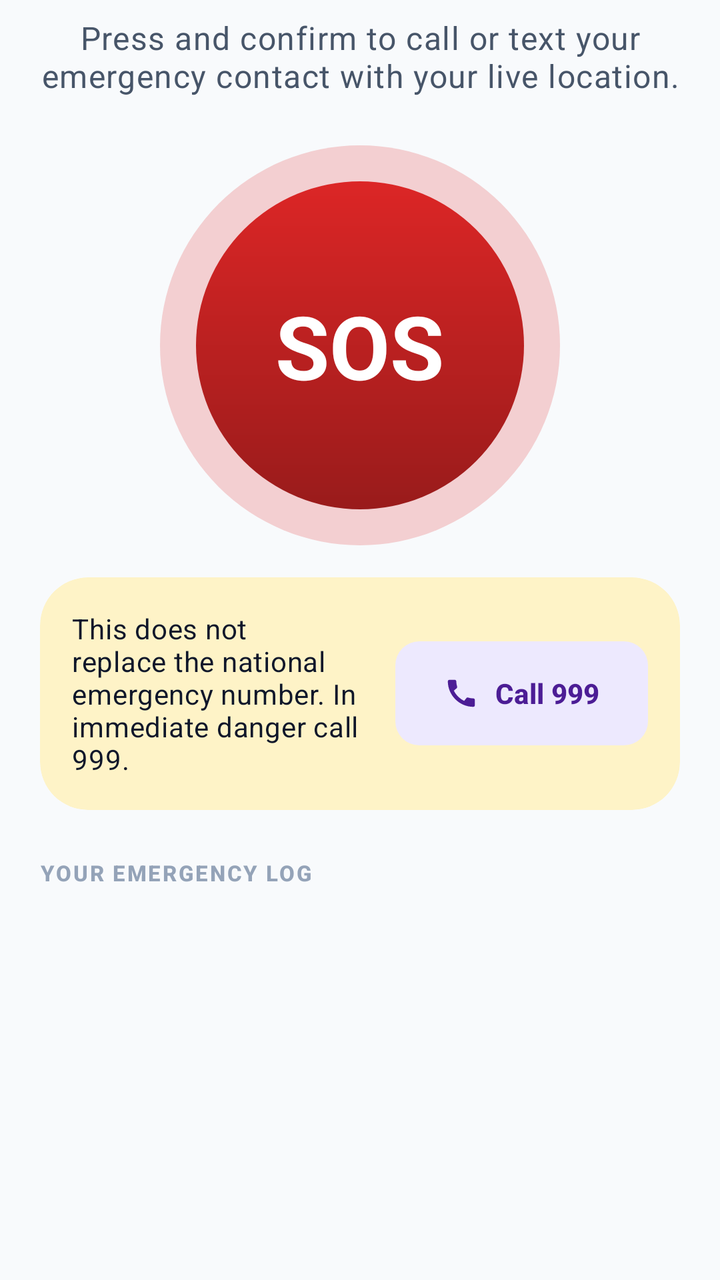
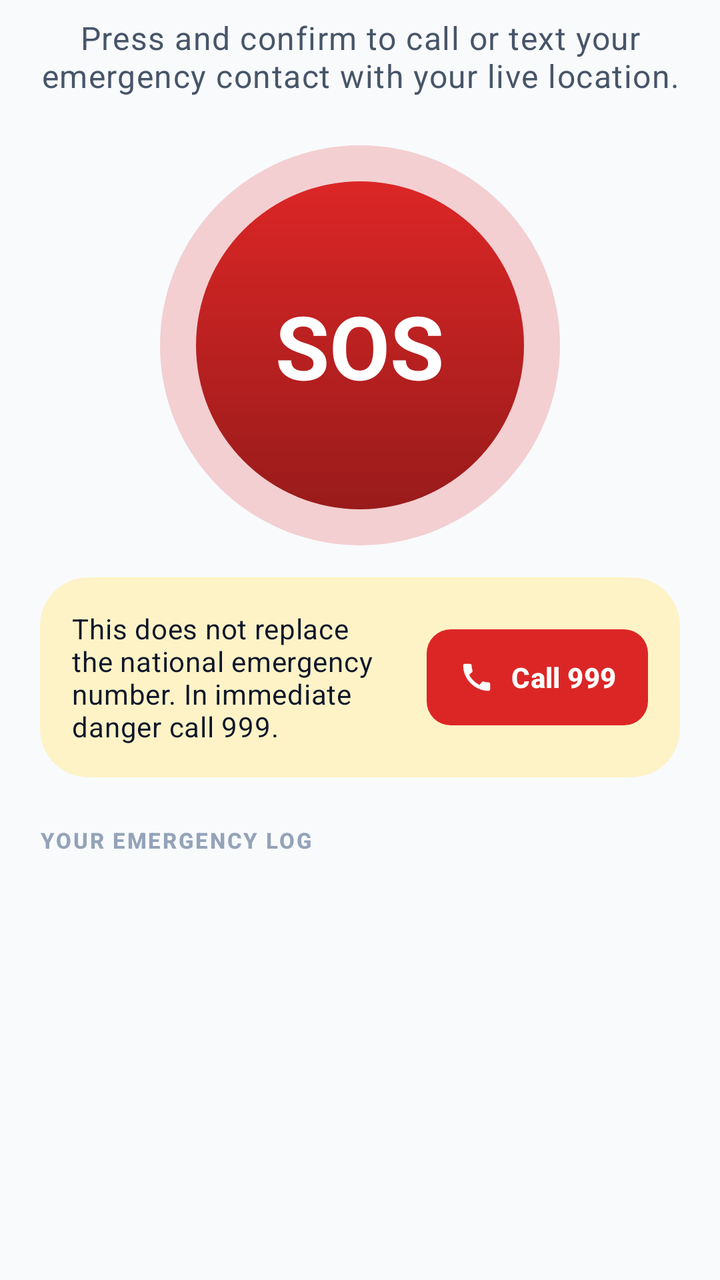

The first picture is an Android layout as it rendered before a commit; the second is the same layout after the commit. The layout source and the unified diff follow.
<!-- AndroidManifest.xml: application theme Theme.RideAlong -->
<!-- res/layout/fragment_emergency.xml -->
<?xml version="1.0" encoding="utf-8"?>
<androidx.core.widget.NestedScrollView xmlns:android="http://schemas.android.com/apk/res/android"
    xmlns:app="http://schemas.android.com/apk/res-auto"
    android:layout_width="match_parent"
    android:layout_height="match_parent">

    <LinearLayout
        android:layout_width="match_parent"
        android:layout_height="wrap_content"
        android:gravity="center_horizontal"
        android:orientation="vertical"
        android:paddingHorizontal="@dimen/screen_padding"
        android:paddingBottom="@dimen/space_xxl">

        <TextView
            android:layout_width="wrap_content"
            android:layout_height="wrap_content"
            android:layout_marginTop="@dimen/space_s"
            android:gravity="center"
            android:text="@string/sos_subtitle"
            android:textAppearance="@style/TextAppearance.RideAlong.BodyLarge"
            android:textColor="@color/ra_text_secondary" />

        <FrameLayout
            android:id="@+id/sos_button"
            android:layout_width="@dimen/sos_button"
            android:layout_height="@dimen/sos_button"
            android:layout_marginTop="@dimen/space_xl"
            android:background="@drawable/bg_sos_button"
            android:clickable="true"
            android:contentDescription="@string/sos_button"
            android:focusable="true"
            android:foreground="?attr/selectableItemBackgroundBorderless">

            <TextView
                android:layout_width="wrap_content"
                android:layout_height="wrap_content"
                android:layout_gravity="center"
                android:text="@string/sos_button"
                android:textColor="@color/ra_white"
                android:textSize="44sp"
                android:textStyle="bold" />
        </FrameLayout>

        <com.google.android.material.progressindicator.LinearProgressIndicator
            android:id="@+id/progress"
            android:layout_width="match_parent"
            android:layout_height="wrap_content"
            android:layout_marginTop="@dimen/space_l"
            android:indeterminate="true"
            android:visibility="gone"
            app:indicatorColor="@color/ra_error" />

        <TextView
            android:id="@+id/status"
            android:layout_width="match_parent"
            android:layout_height="wrap_content"
            android:layout_marginTop="@dimen/space_s"
            android:gravity="center"
            android:textAppearance="@style/TextAppearance.RideAlong.Body"
            android:visibility="gone" />

        
        <com.google.android.material.card.MaterialCardView
            android:id="@+id/steps_card"
            android:layout_width="match_parent"
            android:layout_height="wrap_content"
            android:layout_marginTop="@dimen/space_l"
            android:visibility="gone">

            <LinearLayout
                android:layout_width="match_parent"
                android:layout_height="wrap_content"
                android:orientation="vertical"
                android:padding="@dimen/space_l">

                <TextView
                    android:id="@+id/location_text"
                    android:layout_width="match_parent"
                    android:layout_height="wrap_content"
                    android:drawablePadding="@dimen/space_s"
                    android:gravity="center_vertical"
                    android:textAppearance="@style/TextAppearance.RideAlong.Caption"
                    app:drawableStartCompat="@drawable/ic_place"
                    app:drawableTint="@color/ra_error" />

                <com.google.android.material.button.MaterialButton
                    android:id="@+id/step_dial"
                    style="@style/Widget.RideAlong.Button.Danger"
                    android:layout_width="match_parent"
                    android:layout_height="wrap_content"
                    android:layout_marginTop="@dimen/space_m"
                    android:text="@string/sos_step_dial"
                    app:icon="@drawable/ic_call" />

                <com.google.android.material.button.MaterialButton
                    android:id="@+id/step_sms"
                    style="@style/Widget.RideAlong.Button.Outlined"
                    android:layout_width="match_parent"
                    android:layout_height="wrap_content"
                    android:layout_marginTop="@dimen/space_s"
                    android:text="@string/sos_step_sms"
                    android:textColor="@color/ra_error"
                    app:icon="@drawable/ic_sms"
                    app:iconTint="@color/ra_error" />

                <TextView
                    android:layout_width="match_parent"
                    android:layout_height="wrap_content"
                    android:layout_marginTop="@dimen/space_m"
                    android:text="@string/sos_not_sent_note"
                    android:textAppearance="@style/TextAppearance.RideAlong.Caption" />
            </LinearLayout>
        </com.google.android.material.card.MaterialCardView>

        
        <com.google.android.material.card.MaterialCardView
            android:layout_width="match_parent"
            android:layout_height="wrap_content"
            android:layout_marginTop="@dimen/space_l"
            app:cardBackgroundColor="@color/ra_warning_container"
            app:strokeWidth="0dp">

            <LinearLayout
                android:layout_width="match_parent"
                android:layout_height="wrap_content"
                android:gravity="center_vertical"
                android:orientation="horizontal"
                android:padding="@dimen/space_l">

                <TextView
                    android:layout_width="0dp"
                    android:layout_height="wrap_content"
                    android:layout_weight="1"
                    android:text="@string/sos_999_note"
                    android:textAppearance="@style/TextAppearance.RideAlong.Body"
                    android:textColor="@color/ra_text" />

                <com.google.android.material.button.MaterialButton
                    android:id="@+id/call_999"
                    style="@style/Widget.RideAlong.Button.Tonal"
                    android:layout_width="wrap_content"
                    android:layout_height="wrap_content"
                    android:layout_marginStart="@dimen/space_m"
                    android:text="@string/action_call_999"
                    app:icon="@drawable/ic_call" />
            </LinearLayout>
        </com.google.android.material.card.MaterialCardView>

        <TextView
            android:layout_width="match_parent"
            android:layout_height="wrap_content"
            android:layout_marginTop="@dimen/space_xl"
            android:text="@string/sos_history"
            android:textAppearance="@style/TextAppearance.RideAlong.Overline" />

        <LinearLayout
            android:id="@+id/history"
            android:layout_width="match_parent"
            android:layout_height="wrap_content"
            android:layout_marginTop="@dimen/space_s"
            android:orientation="vertical" />

        <TextView
            android:id="@+id/history_empty"
            android:layout_width="match_parent"
            android:layout_height="wrap_content"
            android:text="@string/sos_history_empty"
            android:textAppearance="@style/TextAppearance.RideAlong.Body"
            android:visibility="gone" />
    </LinearLayout>
</androidx.core.widget.NestedScrollView>
<!-- resources referenced by this layout -->
<resources>
  <style name="Widget.RideAlong.Button.Outlined" parent="Widget.Material3.Button.OutlinedButton">
          <item name="android:minHeight">@dimen/button_height</item>
          <item name="android:textAppearance">@style/TextAppearance.RideAlong.Label</item>
          <item name="shapeAppearance">@style/ShapeAppearance.RideAlong.Medium</item>
          <item name="strokeColor">@color/ra_outline_strong</item>
          <item name="android:insetTop">0dp</item>
          <item name="android:insetBottom">0dp</item>
      </style>
  <style name="Widget.RideAlong.Button.Tonal" parent="Widget.Material3.Button.TonalButton">
          <item name="android:minHeight">@dimen/button_height</item>
          <item name="android:textAppearance">@style/TextAppearance.RideAlong.Label</item>
          <item name="shapeAppearance">@style/ShapeAppearance.RideAlong.Medium</item>
          <item name="android:insetTop">0dp</item>
          <item name="android:insetBottom">0dp</item>
      </style>
  <style name="Theme.RideAlong" parent="Theme.Material3.Light.NoActionBar">
          <item name="colorPrimary">@color/ra_primary</item>
          <item name="colorOnPrimary">@color/ra_white</item>
          <item name="colorPrimaryContainer">@color/ra_primary_container</item>
          <item name="colorOnPrimaryContainer">@color/ra_on_primary_container</item>
          <item name="colorSecondary">@color/ra_secondary</item>
          <item name="colorOnSecondary">@color/ra_white</item>
          <item name="colorSecondaryContainer">@color/ra_secondary_container</item>
          <item name="colorOnSecondaryContainer">@color/ra_on_secondary_container</item>
          <item name="colorTertiary">@color/ra_secondary</item>
          <item name="android:colorBackground">@color/ra_background</item>
          <item name="colorOnBackground">@color/ra_text</item>
          <item name="colorSurface">@color/ra_surface</item>
          <item name="colorOnSurface">@color/ra_text</item>
          <item name="colorSurfaceVariant">@color/ra_surface_variant</item>
          <item name="colorOnSurfaceVariant">@color/ra_text_secondary</item>
          <item name="colorOutline">@color/ra_outline_strong</item>
          <item name="colorOutlineVariant">@color/ra_outline</item>
          <item name="colorError">@color/ra_error</item>
          <item name="colorErrorContainer">@color/ra_error_container</item>
  
          <item name="android:statusBarColor">@color/ra_background</item>
          <item name="android:windowLightStatusBar">true</item>
          <item name="android:navigationBarColor">@color/ra_surface</item>
          <item name="android:windowBackground">@color/ra_background</item>
  
          <item name="shapeAppearanceSmallComponent">@style/ShapeAppearance.RideAlong.Small</item>
          <item name="shapeAppearanceMediumComponent">@style/ShapeAppearance.RideAlong.Medium</item>
          <item name="shapeAppearanceLargeComponent">@style/ShapeAppearance.RideAlong.Large</item>
  
          <item name="materialCardViewStyle">@style/Widget.RideAlong.Card</item>
          <item name="textInputStyle">@style/Widget.RideAlong.TextInput</item>
          <item name="materialButtonStyle">@style/Widget.RideAlong.Button</item>
          <item name="toolbarStyle">@style/Widget.RideAlong.Toolbar</item>
          <item name="bottomNavigationStyle">@style/Widget.RideAlong.BottomNav</item>
          <item name="chipStyle">@style/Widget.RideAlong.Chip</item>
          <item name="materialAlertDialogTheme">@style/ThemeOverlay.RideAlong.Dialog</item>
          <item name="bottomSheetDialogTheme">@style/ThemeOverlay.RideAlong.BottomSheet</item>
  
          <item name="textAppearanceHeadlineMedium">@style/TextAppearance.RideAlong.Headline</item>
          <item name="textAppearanceTitleLarge">@style/TextAppearance.RideAlong.TitleLarge</item>
          <item name="textAppearanceTitleMedium">@style/TextAppearance.RideAlong.TitleMedium</item>
          <item name="textAppearanceBodyLarge">@style/TextAppearance.RideAlong.BodyLarge</item>
          <item name="textAppearanceBodyMedium">@style/TextAppearance.RideAlong.Body</item>
          <item name="textAppearanceBodySmall">@style/TextAppearance.RideAlong.Caption</item>
          <item name="textAppearanceLabelLarge">@style/TextAppearance.RideAlong.Label</item>
      </style>
  <style name="Widget.RideAlong.Button" parent="Widget.Material3.Button">
          <item name="android:minHeight">@dimen/button_height</item>
          <item name="android:textAppearance">@style/TextAppearance.RideAlong.Label</item>
          <item name="shapeAppearance">@style/ShapeAppearance.RideAlong.Medium</item>
          <item name="android:insetTop">0dp</item>
          <item name="android:insetBottom">0dp</item>
      </style>
  <dimen name="button_height">52dp</dimen>
  <style name="TextAppearance.RideAlong.Label" parent="TextAppearance.Material3.LabelLarge">
          <item name="android:textSize">14sp</item>
          <item name="android:textStyle">bold</item>
      </style>
  <!-- unchanged entries left out for length: 65 -->
</resources>

<!-- the commit's change to res/layout/fragment_emergency.xml (unified diff, before → after) -->
@@ -95,14 +95,12 @@
 
                 <com.google.android.material.button.MaterialButton
                     android:id="@+id/step_sms"
-                    style="@style/Widget.RideAlong.Button.Outlined"
+                    style="@style/Widget.RideAlong.Button.Outlined.Danger"
                     android:layout_width="match_parent"
                     android:layout_height="wrap_content"
                     android:layout_marginTop="@dimen/space_s"
                     android:text="@string/sos_step_sms"
-                    android:textColor="@color/ra_error"
-                    app:icon="@drawable/ic_sms"
-                    app:iconTint="@color/ra_error" />
+                    app:icon="@drawable/ic_sms" />
 
                 <TextView
                     android:layout_width="match_parent"
@@ -138,7 +136,7 @@
 
                 <com.google.android.material.button.MaterialButton
                     android:id="@+id/call_999"
-                    style="@style/Widget.RideAlong.Button.Tonal"
+                    style="@style/Widget.RideAlong.Button.Danger"
                     android:layout_width="wrap_content"
                     android:layout_height="wrap_content"
                     android:layout_marginStart="@dimen/space_m"
<!-- resource entries referenced after the edit -->
@@ -1,19 +1,25 @@
 <!-- resources referenced by this layout -->
 <resources>
+  <style name="Widget.RideAlong.Button.Outlined.Danger" parent="Widget.RideAlong.Button.Outlined">
+          <item name="strokeColor">@color/ra_error</item>
+          <item name="android:textColor">@color/btn_danger_fg</item>
+          <item name="iconTint">@color/btn_danger_fg</item>
+          <item name="rippleColor">@color/ra_error_container</item>
+      </style>
   <style name="Widget.RideAlong.Button.Outlined" parent="Widget.Material3.Button.OutlinedButton">
           <item name="android:minHeight">@dimen/button_height</item>
           <item name="android:textAppearance">@style/TextAppearance.RideAlong.Label</item>
           <item name="shapeAppearance">@style/ShapeAppearance.RideAlong.Medium</item>
           <item name="strokeColor">@color/ra_outline_strong</item>
+          <item name="android:textColor">@color/btn_primary_fg</item>
+          <item name="iconTint">@color/btn_primary_fg</item>
           <item name="android:insetTop">0dp</item>
           <item name="android:insetBottom">0dp</item>
-      </style>
-  <style name="Widget.RideAlong.Button.Tonal" parent="Widget.Material3.Button.TonalButton">
-          <item name="android:minHeight">@dimen/button_height</item>
-          <item name="android:textAppearance">@style/TextAppearance.RideAlong.Label</item>
-          <item name="shapeAppearance">@style/ShapeAppearance.RideAlong.Medium</item>
-          <item name="android:insetTop">0dp</item>
-          <item name="android:insetBottom">0dp</item>
+          <item name="android:maxLines">1</item>
+          <item name="android:ellipsize">end</item>
+          <item name="iconSize">18dp</item>
+          <item name="iconPadding">@dimen/space_s</item>
+          <item name="iconGravity">textStart</item>
       </style>
   <style name="Theme.RideAlong" parent="Theme.Material3.Light.NoActionBar">
           <item name="colorPrimary">@color/ra_primary</item>
@@ -48,6 +54,7 @@
           <item name="materialCardViewStyle">@style/Widget.RideAlong.Card</item>
           <item name="textInputStyle">@style/Widget.RideAlong.TextInput</item>
           <item name="materialButtonStyle">@style/Widget.RideAlong.Button</item>
+          <item name="materialButtonOutlinedStyle">@style/Widget.RideAlong.Button.Outlined</item>
           <item name="toolbarStyle">@style/Widget.RideAlong.Toolbar</item>
           <item name="bottomNavigationStyle">@style/Widget.RideAlong.BottomNav</item>
           <item name="chipStyle">@style/Widget.RideAlong.Chip</item>
@@ -68,11 +75,19 @@
           <item name="shapeAppearance">@style/ShapeAppearance.RideAlong.Medium</item>
           <item name="android:insetTop">0dp</item>
           <item name="android:insetBottom">0dp</item>
+          <item name="android:maxLines">1</item>
+          <item name="android:ellipsize">end</item>
+          <item name="android:paddingStart">@dimen/space_l</item>
+          <item name="android:paddingEnd">@dimen/space_l</item>
+          <item name="iconSize">18dp</item>
+          <item name="iconPadding">@dimen/space_s</item>
+          <item name="iconGravity">textStart</item>
       </style>
-  <dimen name="button_height">52dp</dimen>
+  <dimen name="button_height">48dp</dimen>
   <style name="TextAppearance.RideAlong.Label" parent="TextAppearance.Material3.LabelLarge">
           <item name="android:textSize">14sp</item>
           <item name="android:textStyle">bold</item>
+          <item name="android:letterSpacing">0.01</item>
       </style>
   <!-- unchanged entries left out for length: 65 -->
 </resources>
